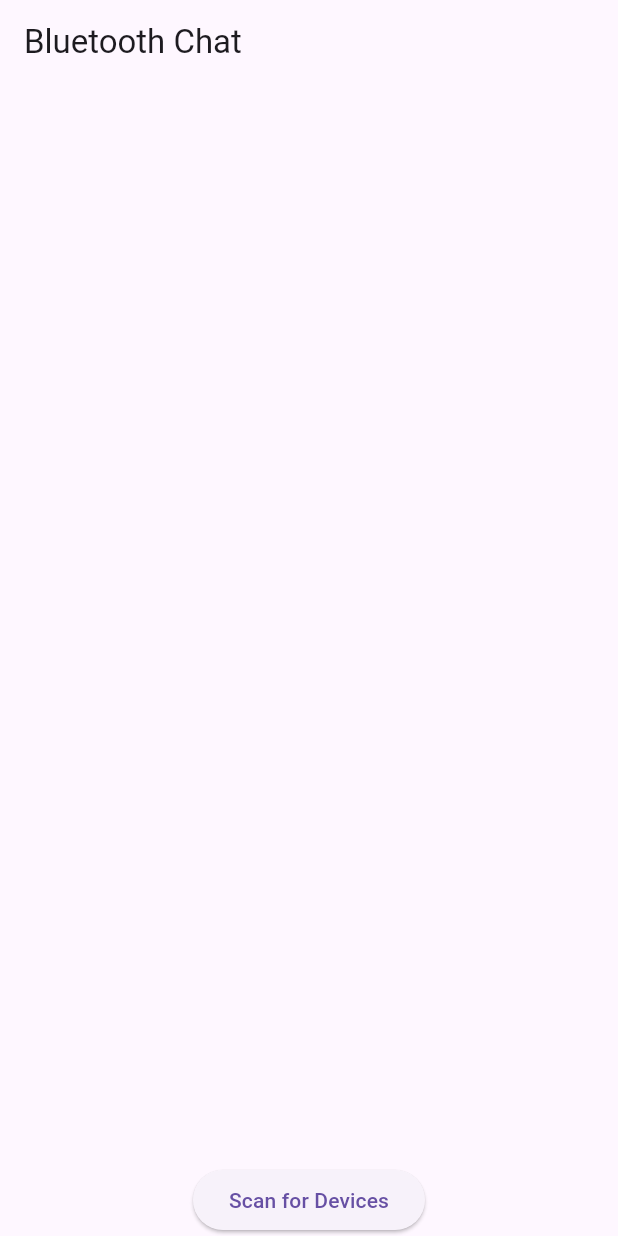
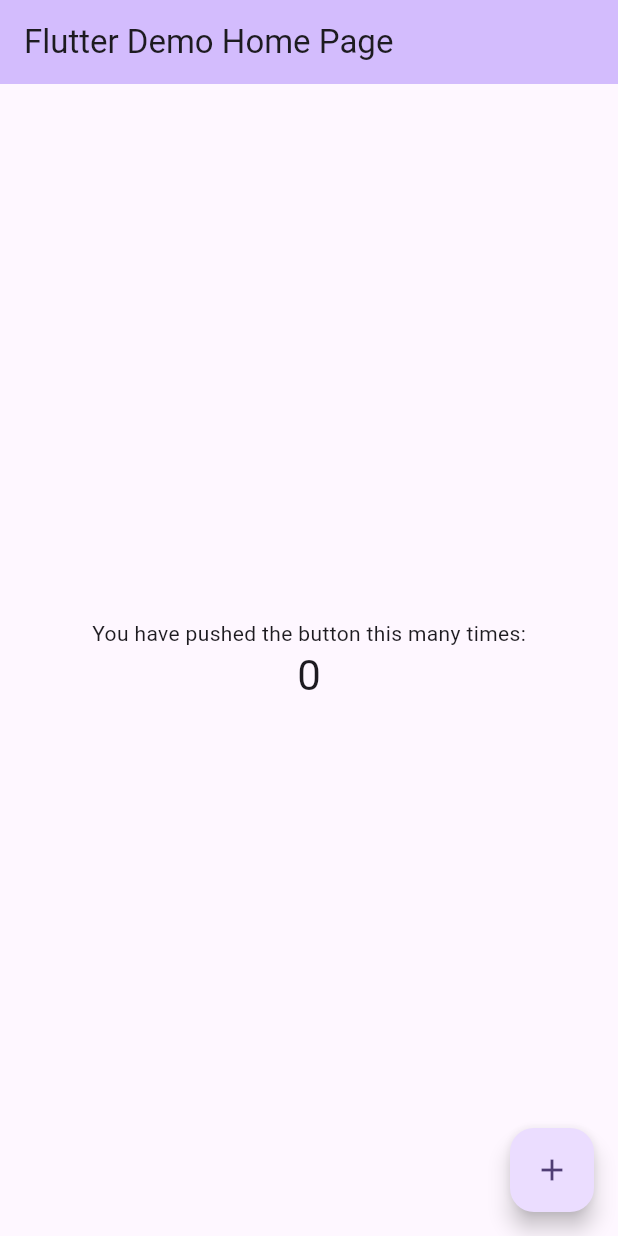
Before and after one commit to bhnm254/flutter_project, a Flutter app: the screen it shows after launch, on a phone screen of 412 x 824 dp. Run offline on Flutter 3.47's test engine with Material 3 defaults, Android fonts, the phone set to English and light mode, and no system bars.

Commit message:
update main file

```diff
--- a/lib/main.dart
+++ b/lib/main.dart
@@ -1,196 +1,122 @@
 import 'package:flutter/material.dart';
-import 'package:flutter_blue_plus/flutter_blue_plus.dart';
-import 'package:provider/provider.dart';
-import 'package:uuid/uuid.dart';
-import 'dart:convert'; // Add this import
 
 void main() {
-  runApp(
-    MultiProvider(
-      providers: [
-        ChangeNotifierProvider(create: (_) => BluetoothProvider()),
-      ],
-      child: MyApp(),
-    ),
-  );
+  runApp(const MyApp());
 }
 
 class MyApp extends StatelessWidget {
+  const MyApp({super.key});
+
+  // This widget is the root of your application.
   @override
   Widget build(BuildContext context) {
     return MaterialApp(
-      title: 'Bluetooth Chat',
+      title: 'Flutter Demo',
       theme: ThemeData(
-        primarySwatch: Colors.blue,
+        // This is the theme of your application.
+        //
+        // TRY THIS: Try running your application with "flutter run". You'll see
+        // the application has a purple toolbar. Then, without quitting the app,
+        // try changing the seedColor in the colorScheme below to Colors.green
+        // and then invoke "hot reload" (save your changes or press the "hot
+        // reload" button in a Flutter-supported IDE, or press "r" if you used
+        // the command line to start the app).
+        //
+        // Notice that the counter didn't reset back to zero; the application
+        // state is not lost during the reload. To reset the state, use hot
+        // restart instead.
+        //
+        // This works for code too, not just values: Most code changes can be
+        // tested with just a hot reload.
+        colorScheme: ColorScheme.fromSeed(seedColor: Colors.deepPurple),
       ),
-      home: HomeScreen(),
+      home: const MyHomePage(title: 'Flutter Demo Home Page'),
     );
   }
 }
 
-class HomeScreen extends StatelessWidget {
+class MyHomePage extends StatefulWidget {
+  const MyHomePage({super.key, required this.title});
+
+  // This widget is the home page of your application. It is stateful, meaning
+  // that it has a State object (defined below) that contains fields that affect
+  // how it looks.
+
+  // This class is the configuration for the state. It holds the values (in this
+  // case the title) provided by the parent (in this case the App widget) and
+  // used by the build method of the State. Fields in a Widget subclass are
+  // always marked "final".
+
+  final String title;
+
   @override
-  Widget build(BuildContext context) {
-    return Scaffold(
-      appBar: AppBar(
-        title: Text('Bluetooth Chat'),
-      ),
-      body: Column(
-        children: [
-          Expanded(
-            child: DeviceListScreen(),
-          ),
-          ElevatedButton(
-            onPressed: () {
-              Provider.of<BluetoothProvider>(context, listen: false).startScan();
-            },
-            child: Text('Scan for Devices'),
-          ),
-        ],
-      ),
-    );
-  }
+  State<MyHomePage> createState() => _MyHomePageState();
 }
 
-class DeviceListScreen extends StatelessWidget {
-  @override
-  Widget build(BuildContext context) {
-    return Consumer<BluetoothProvider>(
-      builder: (context, provider, child) {
-        return ListView.builder(
-          itemCount: provider.devices.length,
-          itemBuilder: (context, index) {
-            final device = provider.devices[index];
-            return ListTile(
-              title: Text(device.name.isEmpty ? 'Unknown Device' : device.name),
-              subtitle: Text(device.id.toString()),
-              onTap: () {
-                Navigator.push(
-                  context,
-                  MaterialPageRoute(
-                    builder: (context) => ChatScreen(device: device),
-                  ),
-                );
-              },
-            );
-          },
-        );
-      },
-    );
-  }
-}
+class _MyHomePageState extends State<MyHomePage> {
+  int _counter = 0;
 
-class ChatScreen extends StatefulWidget {
-  final BluetoothDevice device;
-
-  ChatScreen({required this.device});
-
-  @override
-  _ChatScreenState createState() => _ChatScreenState();
-}
-
-class _ChatScreenState extends State<ChatScreen> {
-  final TextEditingController _messageController = TextEditingController();
-  List<String> messages = [];
-
-  @override
-  void initState() {
-    super.initState();
-    _connectToDevice();
-  }
-
-  void _connectToDevice() async {
-    await widget.device.connect();
-    print("Connected to ${widget.device.name}");
-
-    // Listen for incoming messages
-    widget.device.discoverServices().then((services) {
-      for (var service in services) {
-        for (var characteristic in service.characteristics) {
-          if (characteristic.properties.read) {
-            characteristic.read().then((value) {
-              setState(() {
-                messages.add("Received: ${String.fromCharCodes(value)}");
-              });
-            });
-          }
-        }
-      }
+  void _incrementCounter() {
+    setState(() {
+      // This call to setState tells the Flutter framework that something has
+      // changed in this State, which causes it to rerun the build method below
+      // so that the display can reflect the updated values. If we changed
+      // _counter without calling setState(), then the build method would not be
+      // called again, and so nothing would appear to happen.
+      _counter++;
     });
-  }
-
-  void _sendMessage(String message) async {
-    final services = await widget.device.discoverServices();
-    for (var service in services) {
-      for (var characteristic in service.characteristics) {
-        if (characteristic.properties.write) {
-          await characteristic.write(utf8.encode(message)); // Fixed line
-          setState(() {
-            messages.add("You: $message");
-          });
-          _messageController.clear();
-        }
-      }
-    }
   }
 
   @override
   Widget build(BuildContext context) {
+    // This method is rerun every time setState is called, for instance as done
+    // by the _incrementCounter method above.
+    //
+    // The Flutter framework has been optimized to make rerunning build methods
+    // fast, so that you can just rebuild anything that needs updating rather
+    // than having to individually change instances of widgets.
     return Scaffold(
       appBar: AppBar(
-        title: Text('Chat with ${widget.device.name}'),
+        // TRY THIS: Try changing the color here to a specific color (to
+        // Colors.amber, perhaps?) and trigger a hot reload to see the AppBar
+        // change color while the other colors stay the same.
+        backgroundColor: Theme.of(context).colorScheme.inversePrimary,
+        // Here we take the value from the MyHomePage object that was created by
+        // the App.build method, and use it to set our appbar title.
+        title: Text(widget.title),
       ),
-      body: Column(
-        children: [
-          Expanded(
-            child: ListView.builder(
-              itemCount: messages.length,
-              itemBuilder: (context, index) {
-                return ListTile(
-                  title: Text(messages[index]),
-                );
-              },
+      body: Center(
+        // Center is a layout widget. It takes a single child and positions it
+        // in the middle of the parent.
+        child: Column(
+          // Column is also a layout widget. It takes a list of children and
+          // arranges them vertically. By default, it sizes itself to fit its
+          // children horizontally, and tries to be as tall as its parent.
+          //
+          // Column has various properties to control how it sizes itself and
+          // how it positions its children. Here we use mainAxisAlignment to
+          // center the children vertically; the main axis here is the vertical
+          // axis because Columns are vertical (the cross axis would be
+          // horizontal).
+          //
+          // TRY THIS: Invoke "debug painting" (choose the "Toggle Debug Paint"
+          // action in the IDE, or press "p" in the console), to see the
+          // wireframe for each widget.
+          mainAxisAlignment: MainAxisAlignment.center,
+          children: <Widget>[
+            const Text('You have pushed the button this many times:'),
+            Text(
+              '$_counter',
+              style: Theme.of(context).textTheme.headlineMedium,
             ),
-          ),
-          Padding(
-            padding: const EdgeInsets.all(8.0),
-            child: Row(
-              children: [
-                Expanded(
-                  child: TextField(
-                    controller: _messageController,
-                    decoration: InputDecoration(hintText: "Type a message"),
-                  ),
-                ),
-                IconButton(
-                  icon: Icon(Icons.send),
-                  onPressed: () {
-                    if (_messageController.text.isNotEmpty) {
-                      _sendMessage(_messageController.text);
-                    }
-                  },
-                ),
-              ],
-            ),
-          ),
-        ],
+          ],
+        ),
       ),
+      floatingActionButton: FloatingActionButton(
+        onPressed: _incrementCounter,
+        tooltip: 'Increment',
+        child: const Icon(Icons.add),
+      ), // This trailing comma makes auto-formatting nicer for build methods.
     );
   }
 }
-
-class BluetoothProvider with ChangeNotifier {
-  List<BluetoothDevice> devices = [];
-
-  void startScan() {
-    FlutterBluePlus.startScan(timeout: Duration(seconds: 10));
-    FlutterBluePlus.scanResults.listen((results) {
-      for (var result in results) {
-        if (!devices.contains(result.device)) {
-          devices.add(result.device);
-        }
-      }
-      notifyListeners();
-    });
-  }
-}
```
